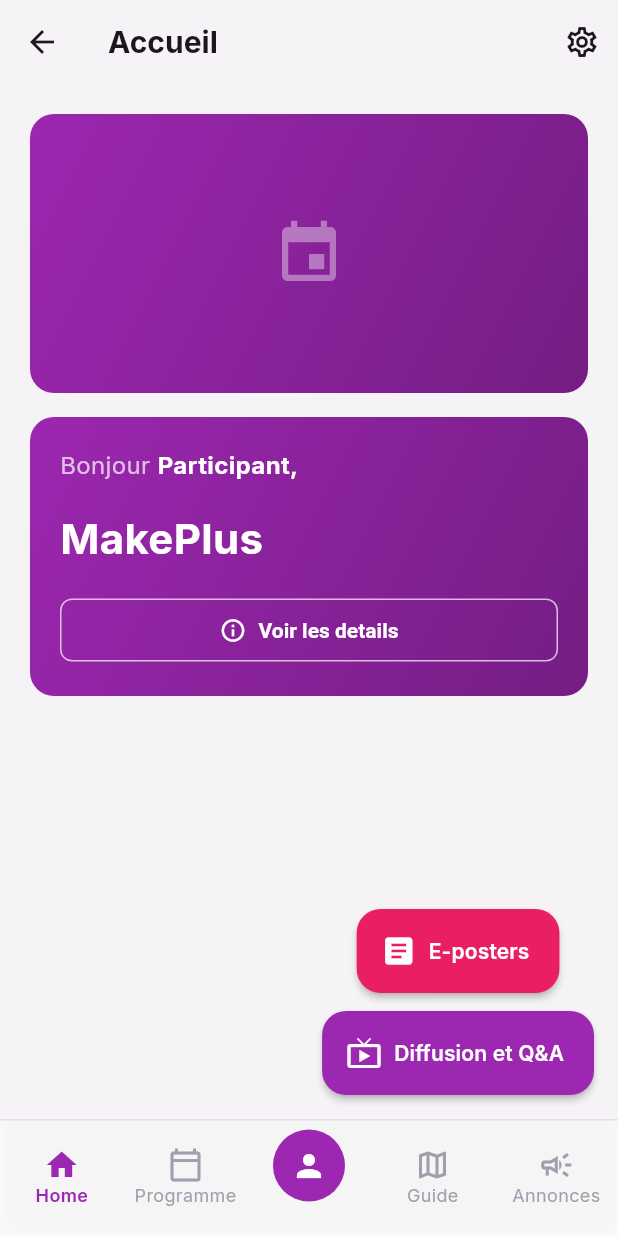
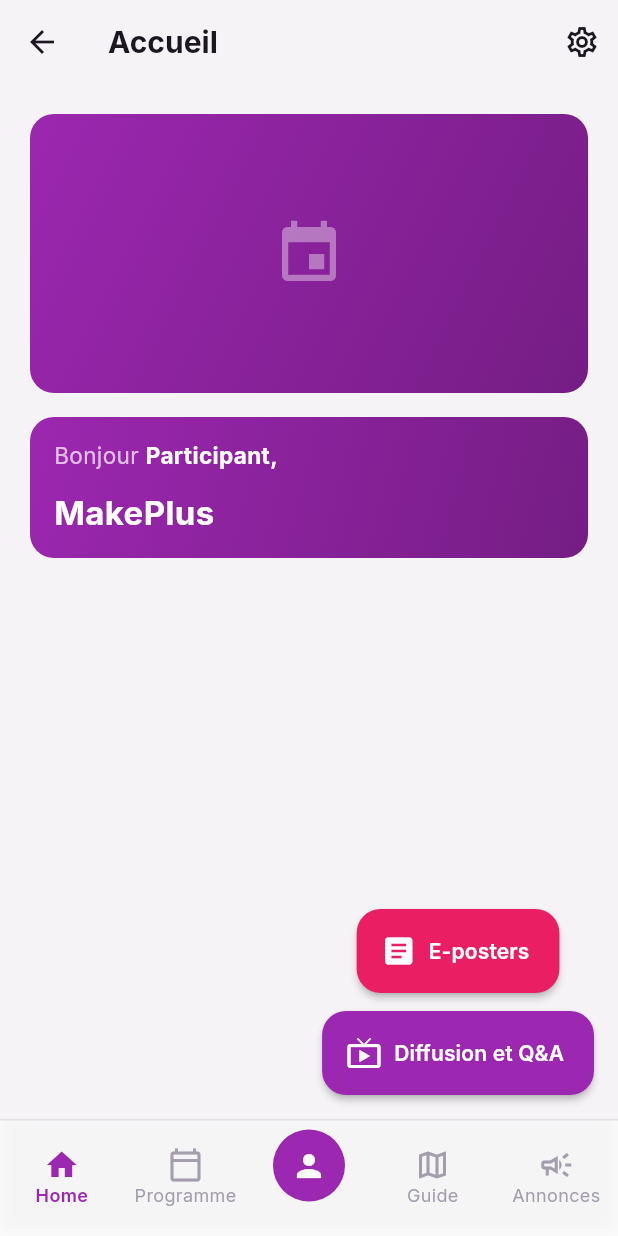
Before and after one commit to DjalilElz/makeplus-flutter, a Flutter app: the ParticipantHomeScreen screen opened by its route, on a phone screen of 412 x 824 dp. Run offline on Flutter 3.47's test engine with Material 3 defaults, Android fonts, the phone set to English and light mode, and no system bars; our stand-ins replace cached_network_image, dio, equatable, flutter_bloc, flutter_secure_storage, flutter_svg and 7 more; missing offline and left inert: mobile_scanner; accounts and stored records are empty.

Commit message:
Tighten the participant home screen's event-info card
Smaller padding and inter-row spacing, "Voir les details" button
removed, logo bumped 44->64px, event name font size reduced 28->22px
with the surrounding text nudged down proportionally so it doesn't
look mismatched next to the smaller name.

Co-Authored-By: Claude Sonnet 5 <noreply@anthropic.com>

```diff
--- a/lib/presentation/screens/participant/participant_home_screen.dart
+++ b/lib/presentation/screens/participant/participant_home_screen.dart
@@ -172,7 +172,7 @@ class _ParticipantHomeScreenState extends State<ParticipantHomeScreen> {
 
             // Event information — name, dates, location.
             Container(
-              padding: const EdgeInsets.all(20),
+              padding: const EdgeInsets.symmetric(horizontal: 16, vertical: 14),
               decoration: BoxDecoration(
                 gradient: LinearGradient(
                   colors: [primary, primaryDark],
@@ -190,8 +190,8 @@ class _ParticipantHomeScreenState extends State<ParticipantHomeScreen> {
                         ClipOval(
                           child: CachedNetworkImage(
                             imageUrl: logoUrl,
-                            width: 44,
-                            height: 44,
+                            width: 64,
+                            height: 64,
                             fit: BoxFit.cover,
                             fadeInDuration: const Duration(milliseconds: 150),
                             errorWidget: (context, url, error) =>
@@ -204,7 +204,7 @@ class _ParticipantHomeScreenState extends State<ParticipantHomeScreen> {
                         'Bonjour ',
                         style: TextStyle(
                           color: Colors.white70,
-                          fontSize: 16,
+                          fontSize: 15,
                         ),
                       ),
                       Flexible(
@@ -212,7 +212,7 @@ class _ParticipantHomeScreenState extends State<ParticipantHomeScreen> {
                           '$userName,',
                           style: const TextStyle(
                             color: Colors.white,
-                            fontSize: 16,
+                            fontSize: 15,
                             fontWeight: FontWeight.bold,
                           ),
                           overflow: TextOverflow.ellipsis,
@@ -220,23 +220,23 @@ class _ParticipantHomeScreenState extends State<ParticipantHomeScreen> {
                       ),
                     ],
                   ),
-                  const SizedBox(height: 16),
+                  const SizedBox(height: 10),
                   Text(
                     eventName,
                     style: const TextStyle(
                       color: Colors.white,
-                      fontSize: 28,
+                      fontSize: 22,
                       fontWeight: FontWeight.bold,
                     ),
                   ),
                   if (eventDates != null) ...[
-                    const SizedBox(height: 12),
+                    const SizedBox(height: 8),
                     Row(
                       children: [
                         const Icon(
                           Icons.calendar_today,
                           color: Colors.white70,
-                          size: 16,
+                          size: 14,
                         ),
                         const SizedBox(width: 8),
                         Flexible(
@@ -244,7 +244,7 @@ class _ParticipantHomeScreenState extends State<ParticipantHomeScreen> {
                             eventDates,
                             style: const TextStyle(
                               color: Colors.white70,
-                              fontSize: 14,
+                              fontSize: 13,
                             ),
                           ),
                         ),
@@ -252,13 +252,13 @@ class _ParticipantHomeScreenState extends State<ParticipantHomeScreen> {
                     ),
                   ],
                   if (eventLocation != null && eventLocation.isNotEmpty) ...[
-                    const SizedBox(height: 8),
+                    const SizedBox(height: 6),
                     Row(
                       children: [
                         const Icon(
                           Icons.location_on,
                           color: Colors.white70,
-                          size: 16,
+                          size: 14,
                         ),
                         const SizedBox(width: 8),
                         Expanded(
@@ -266,35 +266,13 @@ class _ParticipantHomeScreenState extends State<ParticipantHomeScreen> {
                             eventLocation,
                             style: const TextStyle(
                               color: Colors.white70,
-                              fontSize: 14,
+                              fontSize: 13,
                             ),
                           ),
                         ),
                       ],
                     ),
                   ],
-                  const SizedBox(height: 16),
-                  SizedBox(
-                    width: double.infinity,
-                    child: OutlinedButton.icon(
-                      onPressed: () {
-                        Navigator.pushNamed(context, '/event-details');
-                      },
-                      style: OutlinedButton.styleFrom(
-                        foregroundColor: Colors.white,
-                        side: const BorderSide(color: Colors.white70),
-                        padding: const EdgeInsets.symmetric(vertical: 12),
-                        shape: RoundedRectangleBorder(
-                          borderRadius: BorderRadius.circular(8),
-                        ),
-                      ),
-                      icon: const Icon(Icons.info_outline, size: 18),
-                      label: const Text(
-                        'Voir les details',
-                        style: TextStyle(fontSize: 14),
-                      ),
-                    ),
-                  ),
                 ],
               ),
             ),
```
